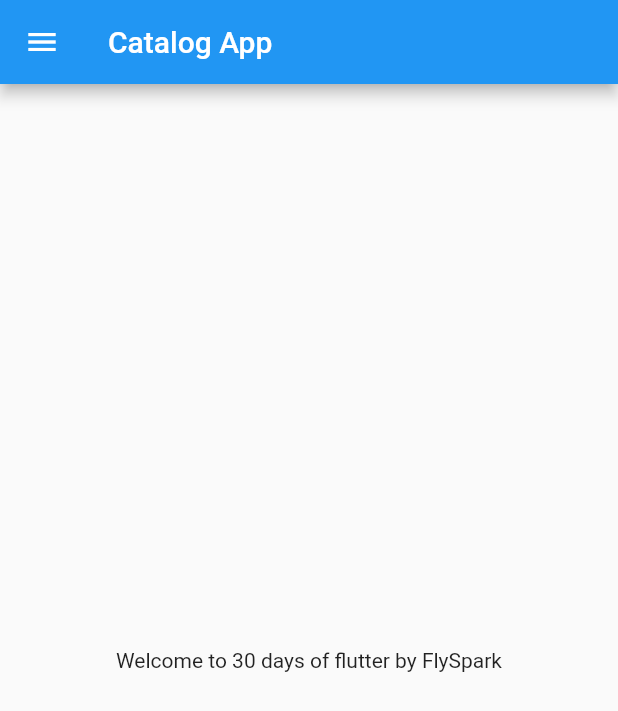
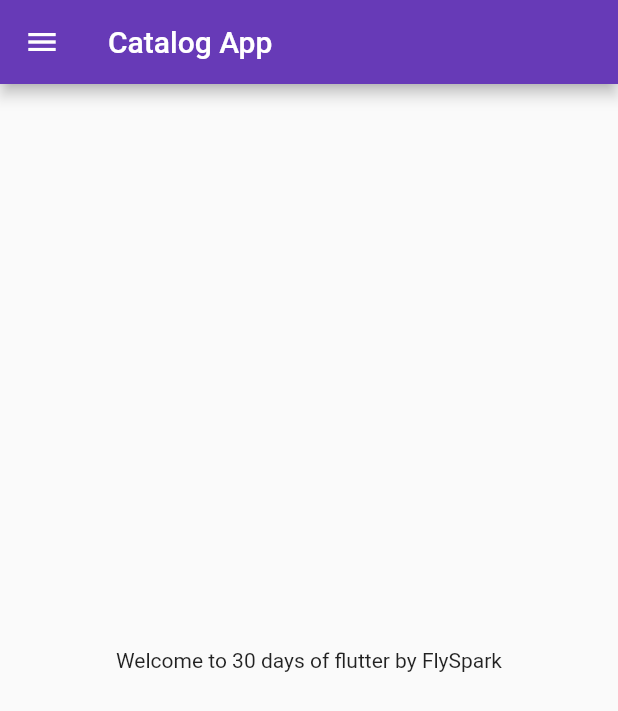
Before and after one commit to vikasdubeyyy/flutter_catalog, a Flutter app: the screen it shows after launch, on a phone screen of 412 x 824 dp. Shown: the top 711 px of the screen. Run offline on Flutter 3.47's test engine with Material 2 defaults, Android fonts, the light colour scheme and no system bars.

Commit message:
Day 3 completed

```diff
--- a/lib/main.dart
+++ b/lib/main.dart
@@ -1,5 +1,6 @@
 import 'package:flutter/material.dart';
-import 'package:flutter_catalog/home.dart';
+import 'package:flutter_catalog/screens/home.dart';
+import 'package:flutter_catalog/screens/login.dart';
 
 void main() {
   runApp(MyApp());
@@ -15,7 +16,16 @@ class MyApp extends StatelessWidget {
     const PI = 3.14;
 
     return MaterialApp(
-      home: Home(),
+      // home: Home(),
+      themeMode: ThemeMode.light,
+      theme: ThemeData(primarySwatch: Colors.deepPurple),
+      darkTheme: ThemeData(brightness: Brightness.dark),
+      initialRoute: "/home",
+      routes: {
+        "/": (context) => Login(),
+        "/login": (context) => Login(),
+        "/home": (context) => Home()
+      },
     );
   }
 }
```
Also changed, not shown: lib/screens/login.dart (added, +17 -0 lines), lib/screens/home.dart (renamed from lib/home.dart).
